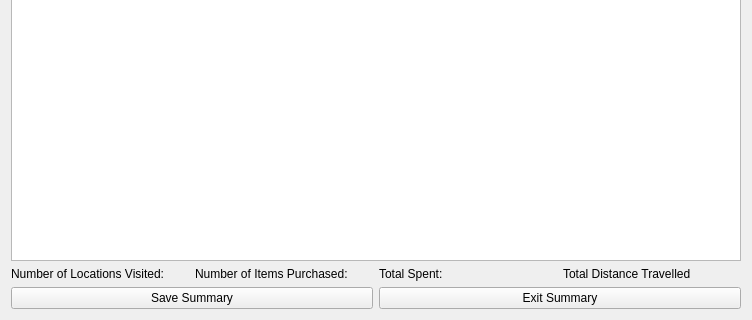
Old version of the form trip_summary.ui in the repository Akil0814/College_Tour; both pictures show x 0 to 752 and y 208 to 528 of the 752 by 528 pixel window.
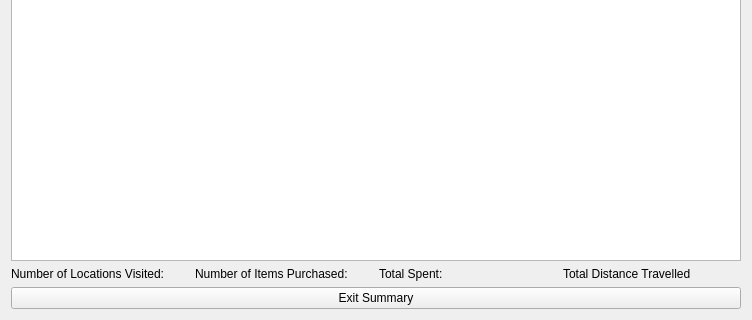
New version of the form.

Commit message: Fixed quantity bug and removed save summary

```diff
--- a/trip_summary.ui
+++ b/trip_summary.ui
@@ -102,13 +102,6 @@
    </item>
    <item>
     <layout class="QHBoxLayout" name="horizontalLayout">
-     <item>
-      <widget class="QPushButton" name="saveSummaryButton">
-       <property name="text">
-        <string>Save Summary</string>
-       </property>
-      </widget>
-     </item>
      <item>
       <widget class="QPushButton" name="exitSummaryButton">
        <property name="text">
```
The commit also changes 2 other files.
